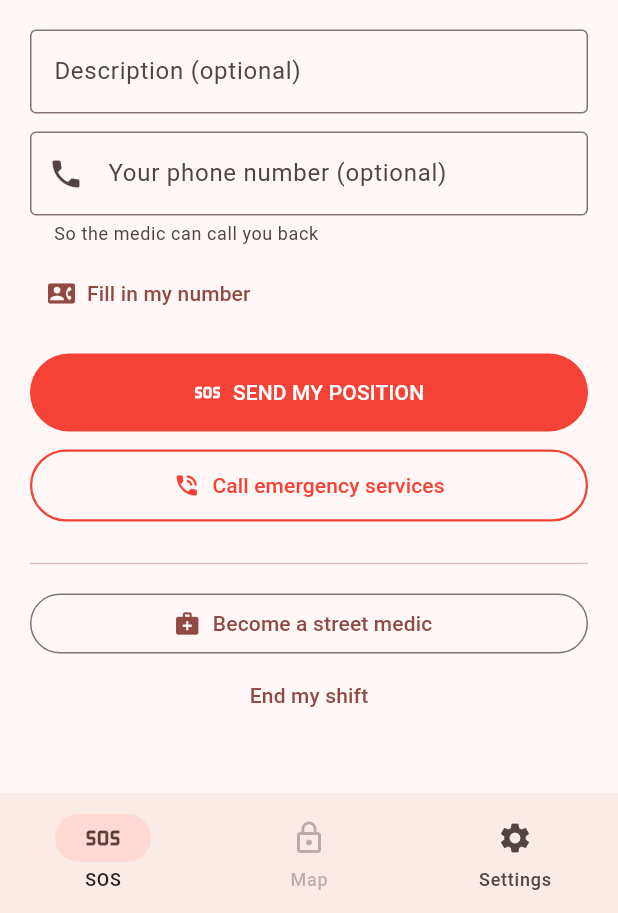
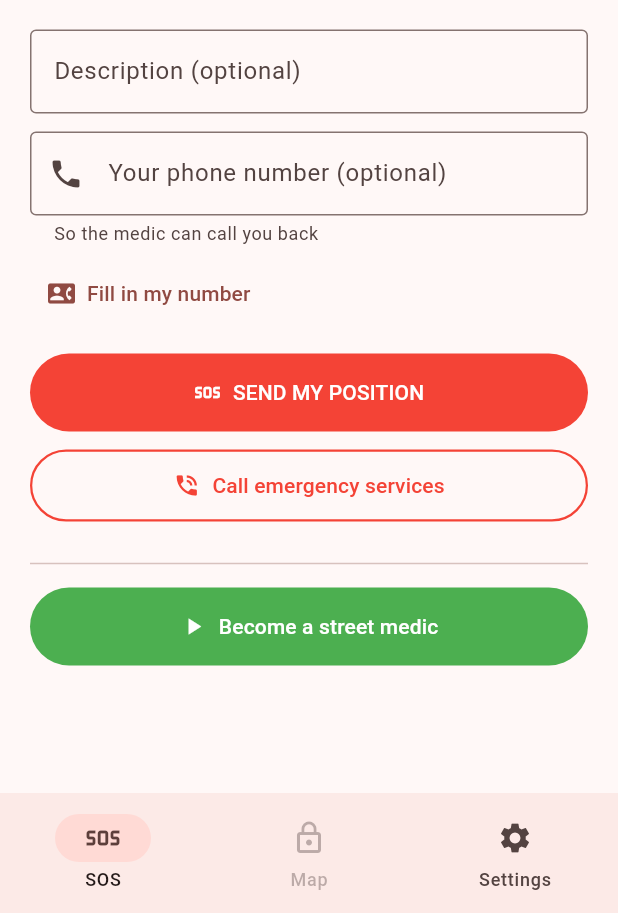
Before and after one commit to ZaccariaDev/street-medics-app, a Flutter app: the screen it shows after launch, item 2 of the bottom bar chosen, on a phone screen of 412 x 824 dp, the part 323-1236 px from its top. Run offline on Flutter 3.47's test engine with Material 3 defaults, Android fonts, the phone set to English and light mode, and no system bars; our stand-ins replace flutter_local_notifications, flutter_map, geolocator, latlong2, package_info_plus, pocketbase and 1 more; missing offline and left inert: flutter_foreground_task, mobile_number; generated files the repository leaves out were written again; network calls fail.

Commit message:
v1.0.8: bouton toggle on/off medic (synchro d'état), fix bouton terminer service

```diff
--- a/lib/main.dart
+++ b/lib/main.dart
@@ -756,15 +756,17 @@ class _SosTabState extends State<SosTab> {
           const SizedBox(height: 8),
           SizedBox(
             width: double.infinity,
-            child: OutlinedButton.icon(
-              onPressed: _busy ? null : _confirmAndGoOnDuty,
-              icon: const Icon(Icons.medical_services),
-              label: Text(t.becomeMedic),
-            ),
-          ),
-          TextButton(
-            onPressed: _busy ? null : _goOffDuty,
-            child: Text(t.endService),
+            child: FilledButton.icon(
+              style: FilledButton.styleFrom(
+                backgroundColor: AppConfig.onDuty ? Colors.red : Colors.green,
+                padding: const EdgeInsets.symmetric(vertical: 16),
+              ),
+              onPressed: _busy
+                  ? null
+                  : (AppConfig.onDuty ? _goOffDuty : _confirmAndGoOnDuty),
+              icon: Icon(AppConfig.onDuty ? Icons.stop : Icons.play_arrow),
+              label: Text(AppConfig.onDuty ? t.endService : t.becomeMedic),
+            ),
           ),
           if (AppConfig.onDuty)
             Text(t.trackingOn,
--- a/pubspec.yaml
+++ b/pubspec.yaml
@@ -16,7 +16,7 @@ publish_to: 'none' # Remove this line if you wish to publish to pub.dev
 # https://developer.apple.com/library/archive/documentation/General/Reference/InfoPlistKeyReference/Articles/CoreFoundationKeys.html
 # In Windows, build-name is used as the major, minor, and patch parts
 # of the product and file versions while build-number is used as the build suffix.
-version: 1.0.7+7
+version: 1.0.8+8
 
 environment:
   sdk: ^3.13.5
```
Also changed, not shown: 1 other file.
